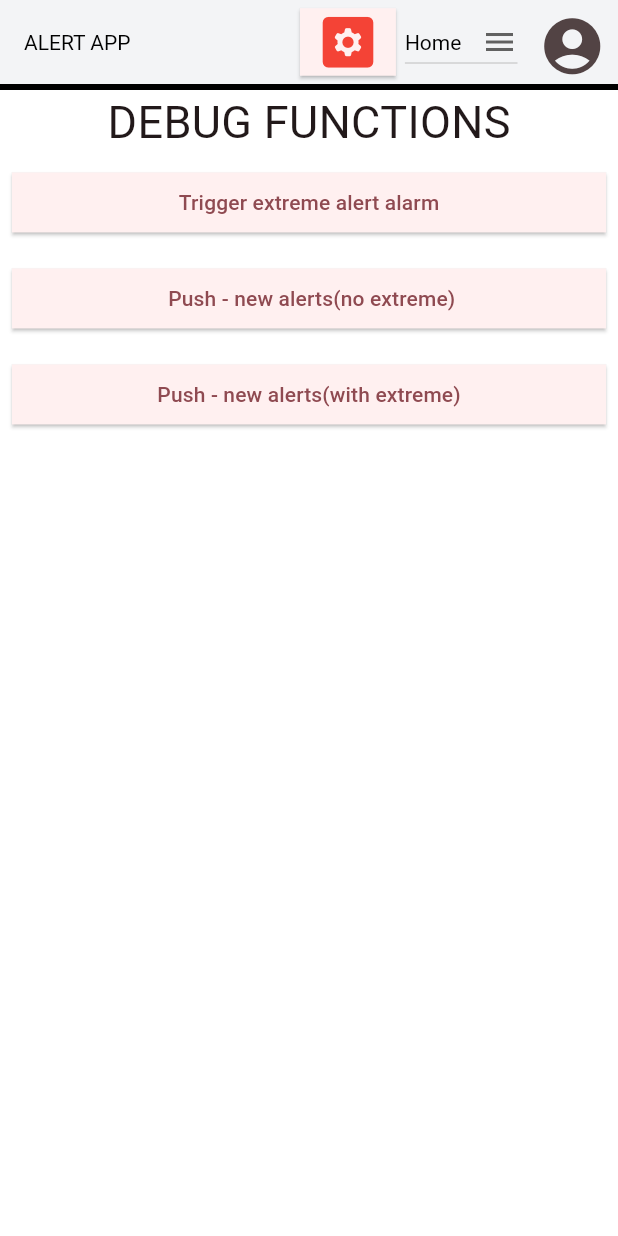
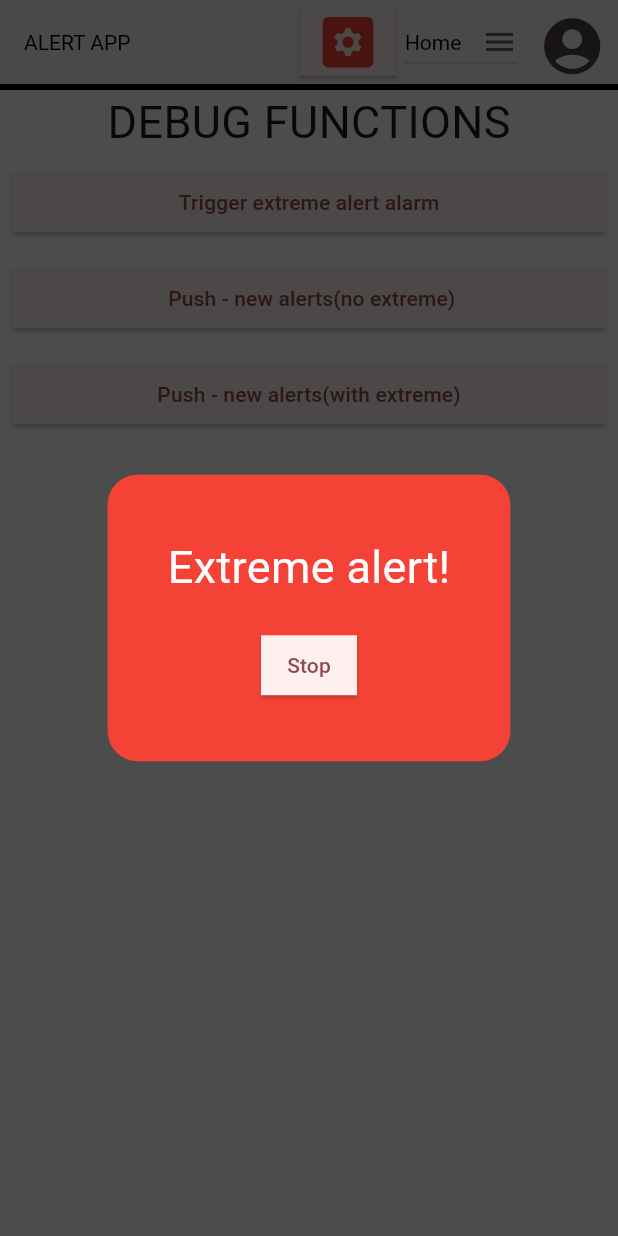
Before and after one commit to PatriStelmach/Agrub, a Flutter app: the screen it shows after launch, after a tap on the "settings applications" icon, after a tap on "Trigger extreme alert alarm", on a phone screen of 412 x 824 dp. Run offline on Flutter 3.47's test engine with Material 3 defaults, Android fonts, the phone set to English and light mode, and no system bars; our stand-ins replace audioplayers, vibration; project files that could hold a hidden picture were left out.

Commit message:
Sound alarm, structure
Added working sound alarm and vibro ( Android)
Structure for data reception

```diff
--- a/mobile_app/lib/data/repositories/alert_repository.dart
+++ b/mobile_app/lib/data/repositories/alert_repository.dart
@@ -5,6 +5,8 @@ import 'package:flutter/material.dart';
 
 
 class AlertRepository extends ChangeNotifier {
+
+
 
 
 DateTime lastPing = DateTime.now();
@@ -91,6 +93,8 @@ Future<void> sendAcknowledge(String id) async {
 
   )
     ];
+
+
   }
 
 
--- a/mobile_app/lib/logic/debug_view_model.dart
+++ b/mobile_app/lib/logic/debug_view_model.dart
@@ -1,13 +1,19 @@
-import 'package:alert_app/services/alarm_service.dart';
+
+import 'package:alert_app/services/navigation_service.dart';
+import 'package:alert_app/services/push_notification_service.dart';
 import 'package:flutter/material.dart';
 
 class DebugViewModel extends ChangeNotifier {
 
-final alarmService = AlarmService();
 
-void AlarmPressed() {
-  print('View model triggerd');
-  alarmService.triggerAlarm();
+
+void mockPush() {
+
+}
+
+void alarmPressed() {
+
+  navigationService.showEmergencyOverlay();
 }
 
 }
--- /dev/null
+++ b/mobile_app/lib/screens/alarm_overlay_screen.dart
@@ -0,0 +1,35 @@
+import 'package:flutter/material.dart';
+import 'package:alert_app/services/navigation_service.dart';
+
+class AlarmOverlayScreen extends StatelessWidget {
+  const AlarmOverlayScreen({super.key});
+
+  @override
+  Widget build(BuildContext context) {
+
+    return Scaffold(
+      backgroundColor: Colors.transparent,
+      body: Container(
+        alignment: Alignment.center,
+        child: Material(
+          color: Colors.red,
+          borderRadius: BorderRadius.circular(20),
+          child: Padding(
+            padding: const EdgeInsets.all(40.0),
+            child: Column(
+              mainAxisSize: MainAxisSize.min,
+              children: [
+                const Text("Extreme alert!", style: TextStyle(color: Colors.white, fontSize: 30)),
+                const SizedBox(height: 20),
+                ElevatedButton(
+                  onPressed: () {navigationService.stopAlarmAndDismiss();},
+                  child: const Text("Stop"),
+                ),
+              ],
+            ),
+          ),
+        ),
+      ),
+    );
+  }
+}
--- a/mobile_app/lib/screens/alerts_screen.dart
+++ b/mobile_app/lib/screens/alerts_screen.dart
@@ -33,7 +33,6 @@ class _AlertsScreenState extends State<AlertsScreen> {
             icon: const Icon(Icons.menu),
             style: const TextStyle(color: Colors.black),
             onChanged: (String? newValue) {
-              print("Zmieniam na: $newValue");
               setState(() {
                 dropDownValue = newValue!;
               });
--- a/mobile_app/lib/screens/debug_screen.dart
+++ b/mobile_app/lib/screens/debug_screen.dart
@@ -16,7 +16,7 @@ class DebugScreen extends StatelessWidget {
 
           child: Padding(
             padding: const EdgeInsets.all(8.0),
-            child: ElevatedButton(onPressed: () {debugViewModel.AlarmPressed();}, child: Text('Trigger extreme alert alarm') ),
+            child: ElevatedButton(onPressed: () {debugViewModel.alarmPressed();}, child: Text('Trigger extreme alert alarm') ),
           ),
           )
         ],),
--- a/mobile_app/lib/services/alarm_service.dart
+++ b/mobile_app/lib/services/alarm_service.dart
@@ -7,17 +7,19 @@ import 'package:vibration/vibration.dart';
 
 
 class AlarmService {
+
+  final player = AudioPlayer();
+
   void triggerAlarm() async {
-    print('Service triggerd');
-    if (Platform.isAndroid) {
-      final _player = AudioPlayer();
 
 
-    // 1. Odpal dźwięk (plik musi być w pubspec.yaml)
-    await _player.play(AssetSource('audio/alarm.mp3'));
+    if (Platform.isAndroid) {
 
-    // 2. Odpal wibracje (jeśli urządzenie na to pozwala)
-    if (await Vibration.hasVibrator() ?? false) {
+      await player.setReleaseMode(ReleaseMode.loop);
+      await player.play(AssetSource('audio/alarm.mp3'));
+
+    // Vibrations (if possible)
+    if (await Vibration.hasVibrator()) {
       Vibration.vibrate(duration: 2000, amplitude: 255);
     }
 
@@ -26,4 +28,9 @@ class AlarmService {
 
     }
   }
+
+    Future<void> stopAlarm() async {
+
+    await player.stop();
+    }
 }
--- /dev/null
+++ b/mobile_app/lib/services/navigation_service.dart
@@ -0,0 +1,44 @@
+import 'package:flutter/material.dart';
+import 'package:alert_app/screens/alarm_overlay_screen.dart';
+import 'package:alert_app/services/alarm_service.dart';
+
+class NavigationService {
+  final GlobalKey<NavigatorState> navigatorKey = GlobalKey<NavigatorState>();
+  final AlarmService alarmService = AlarmService();
+  bool _isOverlayVisible = false; // Nowa flaga
+
+  void showEmergencyOverlay() {
+    if (_isOverlayVisible) return; // Jeśli już wisi na ekranie, nic nie rób
+
+    alarmService.triggerAlarm();
+
+
+
+    WidgetsBinding.instance.addPostFrameCallback((_) async {
+
+      if (navigatorKey.currentState == null) return;
+
+      _isOverlayVisible = true;
+
+      await navigatorKey.currentState?.push(
+        PageRouteBuilder(
+          opaque: false,
+          barrierColor: Colors.black.withOpacity(0.7),
+          pageBuilder: (context, _, __) => const AlarmOverlayScreen(),
+          transitionsBuilder: (context, animation, _, child) {
+            return FadeTransition(opacity: animation, child: child);
+          },
+        ),
+      );
+
+      _isOverlayVisible = false;
+    });
+  }
+  void stopAlarmAndDismiss() {
+    alarmService.stopAlarm(); // Wyłącza dźwięk
+    navigatorKey.currentState?.pop(); // Zamyka overlay
+  }
+
+}
+
+final navigationService = NavigationService();
--- /dev/null
+++ b/mobile_app/lib/services/push_notification_service.dart
@@ -0,0 +1,21 @@
+import 'package:alert_app/data/models/alert_model.dart';
+
+import 'package:alert_app/data/repositories/alert_repository.dart';
+
+class PushNotificationService {
+
+
+
+  void incomingPush(List<Alert> incomingAlerts) {
+
+
+  }
+
+
+  Future<void> registerDevice() async {
+    //FCM token registration
+}
+
+
+final pushService = PushNotificationService();
+}
```
Also changed, not shown: mobile_app/lib/main.dart (+7 -16 lines).
